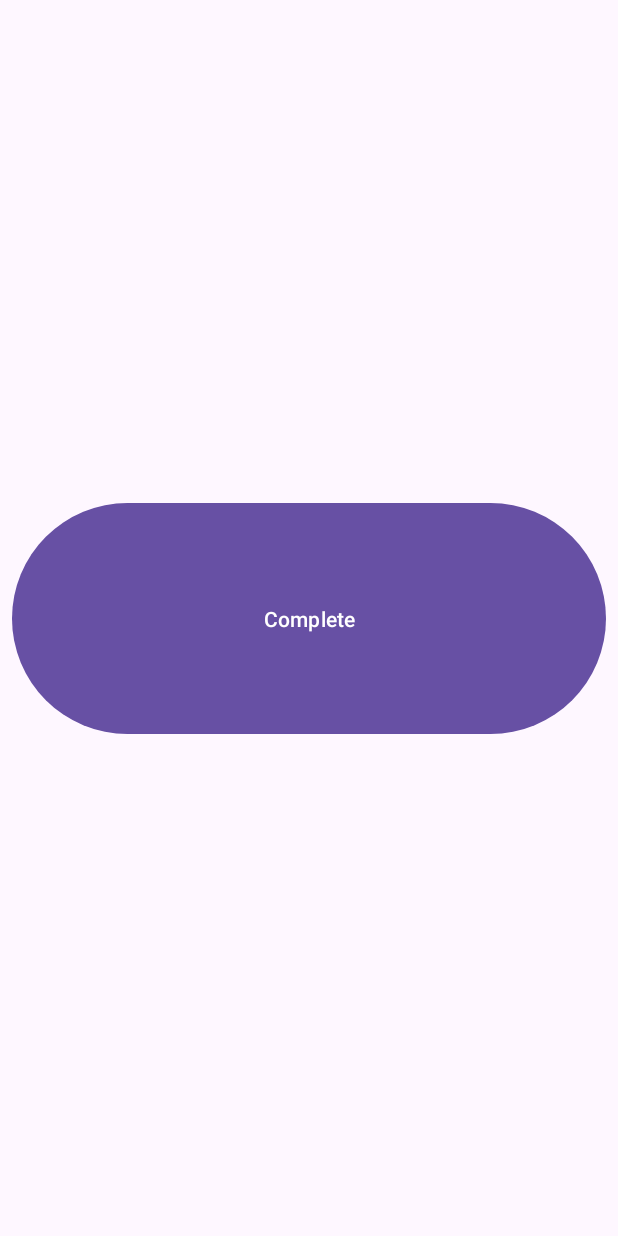
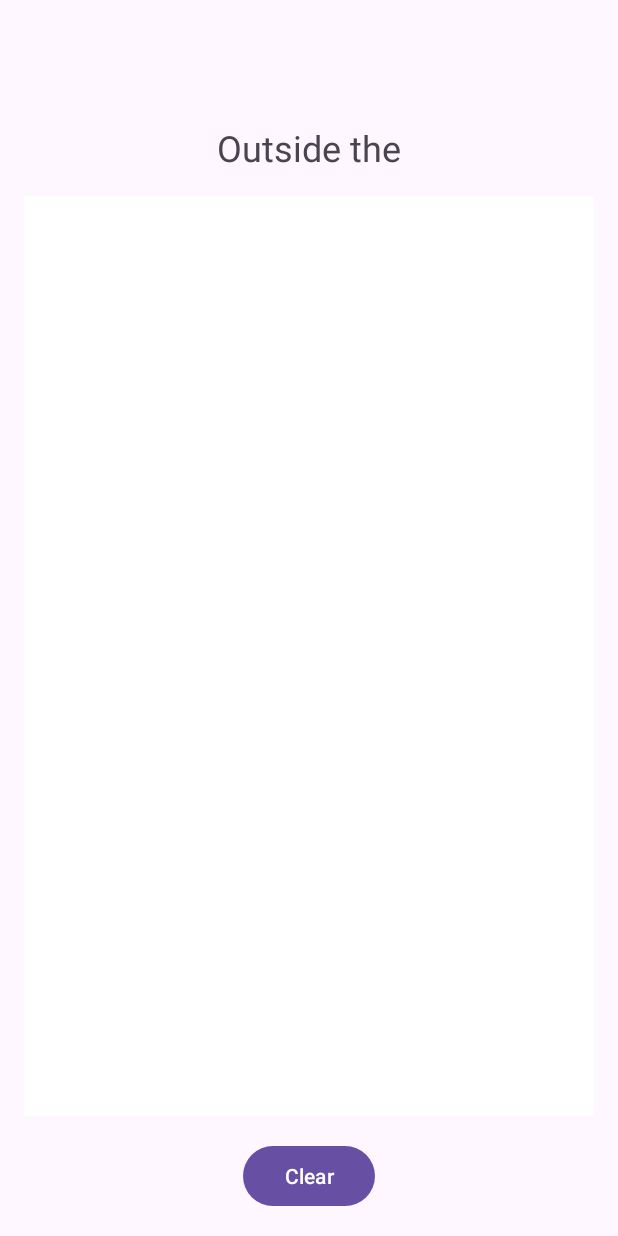
Before and after one commit to ClaudioGSDB/Outside-the-box, an Android app: the Level3 screen opened directly, with no data from a screen before it, on a phone screen of 412 x 824 dp. Run offline under Robolectric (Android 15) with nearby library versions, the light colour scheme and no system bars; libraries missing offline, so code that uses them is left out: com.google.mlkit.vision; 1 statement that could not run was skipped.

Commit message:
Completed Level 3 (#4)
* Completed level 3 draft

* Removed a comment

```diff
--- a/app/build.gradle.kts
+++ b/app/build.gradle.kts
@@ -38,6 +38,7 @@ dependencies {
     implementation(libs.activity)
     implementation(libs.constraintlayout)
     implementation(libs.glide)
+    implementation(libs.text.recognition)
     annotationProcessor(libs.glide.compiler)
     testImplementation(libs.junit)
     androidTestImplementation(libs.ext.junit)
--- a/app/src/main/java/com/example/outsidethebox/levels/Level3.java
+++ b/app/src/main/java/com/example/outsidethebox/levels/Level3.java
@@ -1,62 +1,75 @@
-// Level1.java
 package com.example.outsidethebox.levels;
 
+import android.graphics.Bitmap;
 import android.os.Bundle;
-import android.util.Log;
 import android.view.View;
+import android.widget.Button;
 
 import androidx.activity.EdgeToEdge;
 import androidx.appcompat.app.AppCompatActivity;
-import androidx.core.graphics.Insets;
-import androidx.core.view.ViewCompat;
-import androidx.core.view.WindowInsetsCompat;
 
 import com.example.outsidethebox.GlobalVariables;
 import com.example.outsidethebox.R;
+import com.example.outsidethebox.levels.util.DrawingView;
+import com.google.mlkit.vision.common.InputImage;
+import com.google.mlkit.vision.text.TextRecognition;
+import com.google.mlkit.vision.text.TextRecognizer;
+import com.google.mlkit.vision.text.latin.TextRecognizerOptions;
 
 public class Level3 extends AppCompatActivity {
-    private int levelNum;
+    private final int levelNum = 3;
     private GlobalVariables globalVariables;
+    private DrawingView drawingView;
+    private Button completeButton;
+    private TextRecognizer recognizer;
 
     @Override
     protected void onCreate(Bundle savedInstanceState) {
         super.onCreate(savedInstanceState);
         EdgeToEdge.enable(this);
+        setContentView(R.layout.activity_level3);
 
-        // Dynamically get the layout resource ID
-        int layoutResId = getResources().getIdentifier("activity_level" + levelNum, "layout", getPackageName());
+        globalVariables = GlobalVariables.getInstance();
+        drawingView = findViewById(R.id.drawingView);
+        completeButton = findViewById(R.id.completeButton);
 
-        // Fallback to activity_level0 if specific layout doesn't exist
-        if (layoutResId == 0) {
-            layoutResId = R.layout.activity_level0;
-        }
+        recognizer = TextRecognition.getClient(TextRecognizerOptions.DEFAULT_OPTIONS);
 
-        setContentView(layoutResId);
-
-        ViewCompat.setOnApplyWindowInsetsListener(findViewById(R.id.main), (v, insets) -> {
-            Insets systemBars = insets.getInsets(WindowInsetsCompat.Type.systemBars());
-            v.setPadding(systemBars.left, systemBars.top, systemBars.right, systemBars.bottom);
-            return insets;
+        Button clearButton = findViewById(R.id.clearButton);
+        clearButton.setOnClickListener(v -> {
+            drawingView.clear();
+            completeButton.setVisibility(View.GONE);
         });
 
-        // Initialize GlobalVariables
-        globalVariables = GlobalVariables.getInstance();
+        drawingView.setOnTouchListener((v, event) -> {
+            v.onTouchEvent(event);
+            checkText();
+            return true;
+        });
+    }
 
-        // Get current level number
-        try {
-            levelNum = Integer.parseInt(getClass().getSimpleName().replaceAll("\\D", ""));
-        } catch (NumberFormatException e) {
-            levelNum = 0; // Default to 0 for Level0
-            Log.e("LevelActivity", "Could not parse level number", e);
-        }
+    private void checkText() {
+        Bitmap bitmap = drawingView.getBitmap();
+        InputImage image = InputImage.fromBitmap(bitmap, 0);
+
+        recognizer.process(image)
+                .addOnSuccessListener(text -> {
+                    String recognizedText = text.getText().toLowerCase().trim();
+                    if (recognizedText.contains("box")) {
+                        completeButton.setVisibility(View.VISIBLE);
+                    }
+                });
     }
 
     public void onComplete(View view) {
-        // Mark level as completed
         globalVariables.setLevelComplete(levelNum);
         globalVariables.saveData(this);
-
-        // Finish the activity
         finish();
     }
+
+    @Override
+    protected void onDestroy() {
+        super.onDestroy();
+        recognizer.close();
+    }
 }
--- /dev/null
+++ b/app/src/main/java/com/example/outsidethebox/levels/util/DrawingView.java
@@ -0,0 +1,78 @@
+package com.example.outsidethebox.levels.util;
+
+import android.content.Context;
+import android.graphics.Bitmap;
+import android.graphics.Canvas;
+import android.graphics.Color;
+import android.graphics.Paint;
+import android.graphics.Path;
+import android.util.AttributeSet;
+import android.view.MotionEvent;
+import android.view.View;
+
+public class DrawingView extends View {
+    private Path path;
+    private Paint paint;
+    private Bitmap bitmap;
+    private Canvas canvas;
+
+    public DrawingView(Context context, AttributeSet attrs) {
+        super(context, attrs);
+        setupDrawing();
+    }
+
+    private void setupDrawing() {
+        path = new Path();
+        paint = new Paint();
+        paint.setColor(Color.BLACK);
+        paint.setAntiAlias(true);
+        paint.setStrokeWidth(20);
+        paint.setStyle(Paint.Style.STROKE);
+        paint.setStrokeJoin(Paint.Join.ROUND);
+        paint.setStrokeCap(Paint.Cap.ROUND);
+    }
+
+    @Override
+    protected void onSizeChanged(int w, int h, int oldw, int oldh) {
+        super.onSizeChanged(w, h, oldw, oldh);
+        bitmap = Bitmap.createBitmap(w, h, Bitmap.Config.ARGB_8888);
+        canvas = new Canvas(bitmap);
+        canvas.drawColor(Color.WHITE);
+    }
+
+    @Override
+    protected void onDraw(Canvas canvas) {
+        canvas.drawBitmap(bitmap, 0, 0, paint);
+        canvas.drawPath(path, paint);
+    }
+
+    @Override
+    public boolean onTouchEvent(MotionEvent event) {
+        float x = event.getX();
+        float y = event.getY();
+
+        switch (event.getAction()) {
+            case MotionEvent.ACTION_DOWN:
+                path.moveTo(x, y);
+                break;
+            case MotionEvent.ACTION_MOVE:
+                path.lineTo(x, y);
+                break;
+            case MotionEvent.ACTION_UP:
+                canvas.drawPath(path, paint);
+                path.reset();
+                break;
+        }
+        invalidate();
+        return true;
+    }
+
+    public Bitmap getBitmap() {
+        return bitmap;
+    }
+
+    public void clear() {
+        canvas.drawColor(Color.WHITE);
+        invalidate();
+    }
+}
--- a/app/src/main/res/layout/activity_level3.xml
+++ b/app/src/main/res/layout/activity_level3.xml
@@ -1,43 +1,47 @@
 <?xml version="1.0" encoding="utf-8"?>
-<androidx.constraintlayout.widget.ConstraintLayout xmlns:android="http://schemas.android.com/apk/res/android"
-    xmlns:app="http://schemas.android.com/apk/res-auto"
-    xmlns:tools="http://schemas.android.com/tools"
+<LinearLayout xmlns:android="http://schemas.android.com/apk/res/android"
     android:id="@+id/main"
     android:layout_width="match_parent"
     android:layout_height="match_parent"
-    tools:context=".levels.Level3">
+    android:orientation="vertical"
+    android:padding="16dp">
 
-    <LinearLayout
+    <Space
         android:layout_width="match_parent"
-        android:layout_height="match_parent"
-        android:layout_marginStart="8dp"
+        android:layout_height="50dp" />
+
+    <TextView
+        android:layout_width="wrap_content"
+        android:layout_height="wrap_content"
+        android:text="Outside the"
+        android:textSize="24sp"
+        android:layout_gravity="center"
+        android:layout_marginTop="16dp"/>
+
+    <com.example.outsidethebox.levels.util.DrawingView
+        android:id="@+id/drawingView"
+        android:layout_width="match_parent"
+        android:layout_height="0dp"
+        android:layout_weight="1"
+        android:layout_marginTop="16dp"
+        android:background="#FFFFFF"/>
+
+    <Button
+        android:id="@+id/clearButton"
+        android:layout_width="wrap_content"
+        android:layout_height="wrap_content"
+        android:text="Clear"
+        android:layout_gravity="center"
+        android:layout_marginTop="16dp"/>
+
+    <Button
+        android:id="@+id/completeButton"
+        android:layout_width="wrap_content"
+        android:layout_height="wrap_content"
+        android:onClick="onComplete"
+        android:text="Complete"
+        android:layout_gravity="center"
         android:layout_marginTop="8dp"
-        android:layout_marginEnd="8dp"
-        android:layout_marginBottom="8dp"
-        android:orientation="vertical"
-        app:layout_constraintBottom_toBottomOf="parent"
-        app:layout_constraintEnd_toEndOf="parent"
-        app:layout_constraintStart_toStartOf="parent"
-        app:layout_constraintTop_toTopOf="parent">
+        android:visibility="gone"/>
 
-        <LinearLayout
-            android:layout_width="match_parent"
-            android:layout_height="match_parent"
-            android:layout_weight="0.75"
-            android:orientation="vertical"></LinearLayout>
-
-        <Button
-            android:id="@+id/Complete"
-            android:layout_width="match_parent"
-            android:layout_height="match_parent"
-            android:layout_weight="1"
-            android:onClick="onComplete"
-            android:text="Complete" />
-
-        <LinearLayout
-            android:layout_width="match_parent"
-            android:layout_height="match_parent"
-            android:layout_weight="0.75"
-            android:orientation="vertical"></LinearLayout>
-    </LinearLayout>
-</androidx.constraintlayout.widget.ConstraintLayout>
+</LinearLayout>
--- a/gradle/libs.versions.toml
+++ b/gradle/libs.versions.toml
@@ -8,6 +8,7 @@ appcompat = "1.7.0"
 material = "1.12.0"
 activity = "1.9.3"
 constraintlayout = "2.2.0"
+textRecognition = "16.0.1"
 
 [libraries]
 glide = { module = "com.github.bumptech.glide:glide", version.ref = "glide" }
@@ -19,6 +20,7 @@ appcompat = { group = "androidx.appcompat", name = "appcompat", version.ref = "a
 material = { group = "com.google.android.material", name = "material", version.ref = "material" }
 activity = { group = "androidx.activity", name = "activity", version.ref = "activity" }
 constraintlayout = { group = "androidx.constraintlayout", name = "constraintlayout", version.ref = "constraintlayout" }
+text-recognition = { module = "com.google.mlkit:text-recognition", version.ref = "textRecognition" }
 
 [plugins]
 android-application = { id = "com.android.application", version.ref = "agp" }
```
